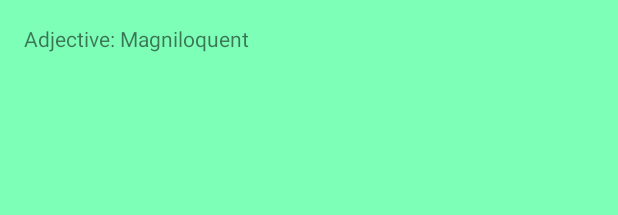
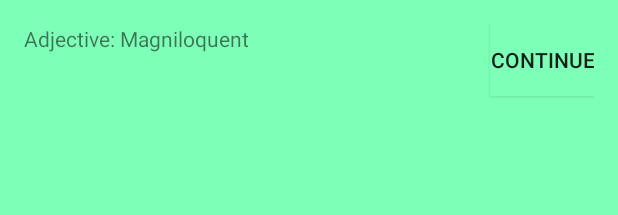
Before and after one commit to natetan/dubhacksau15, an Android app: the layout activity_tag.xml on its own in the app's theme, with its tools: preview values and no code run, on a phone screen of 412 x 824 dp. Shown: the top 215 px of the screen. Run offline under Robolectric (Android 15) with nearby library versions, the phone set to English and light mode, and no system bars.

```diff
--- a/app/src/main/java/yulongproductions/com/matchme/GameActivity.java
+++ b/app/src/main/java/yulongproductions/com/matchme/GameActivity.java
@@ -63,6 +63,10 @@ public class GameActivity extends ActionBarActivity {
         Intent intent = getIntent();
         this.name = intent.getStringExtra(getString(R.string.name));
         this.password = intent.getStringExtra(getString(R.string.password));
+        String highscore = intent.getStringExtra(getString(R.string.high_score));
+        if (highscore != null) {
+            Toast.makeText(this, "Your high score is now " + highscore + "%", Toast.LENGTH_LONG).show();
+        }
 
         takePhoto = (Button) findViewById(R.id.cameraButton);
         logout = (Button) findViewById(R.id.logoutButton);
--- a/app/src/main/res/layout/activity_tag.xml
+++ b/app/src/main/res/layout/activity_tag.xml
@@ -33,4 +33,15 @@
         android:layout_alignParentLeft="true"
         android:layout_alignParentStart="true"/>
 
+    <Button
+        style="?android:attr/buttonStyleSmall"
+        android:layout_width="wrap_content"
+        android:layout_height="wrap_content"
+        android:text="Continue"
+        android:id="@+id/continueButton"
+        android:layout_alignParentTop="true"
+        android:layout_alignParentRight="true"
+        android:layout_alignParentEnd="true"
+        android:background="#ff7effb8"/>
+
 </RelativeLayout>
--- a/app/src/main/res/values/strings.xml
+++ b/app/src/main/res/values/strings.xml
@@ -13,4 +13,5 @@
     <string name="title_activity_tag">TagActivity</string>
     <string name="adjective">adjective</string>
     <string name="image">image</string>
+    <string name="high_score">high score</string>
 </resources>
```
Also changed, not shown: app/src/main/java/yulongproductions/com/matchme/TagActivity.java (+19 -0 lines).
